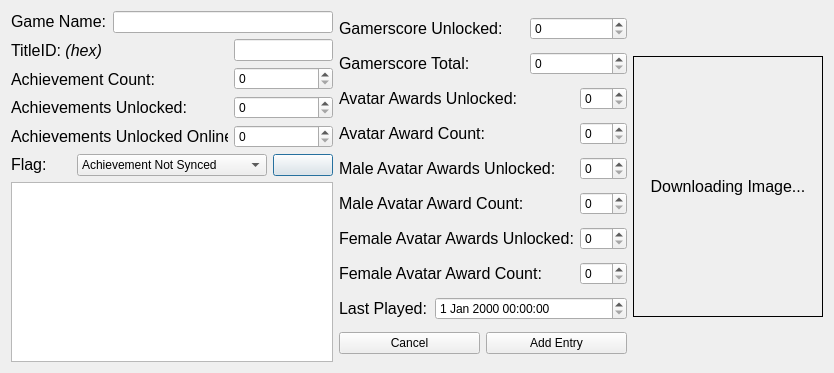
Above: XDBF/titleinjectordialog.ui from hetelek/XDBF-Manager before the change. Below: the same form after it.
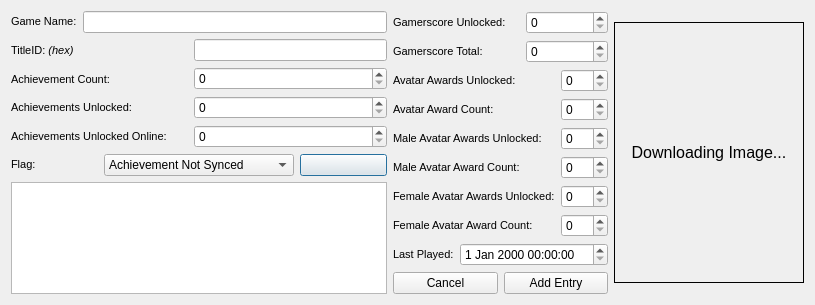
That is the form after the change. Icons and pictures are not drawn.

```diff
--- a/XDBF/titleinjectordialog.ui
+++ b/XDBF/titleinjectordialog.ui
@@ -6,10 +6,15 @@
    <rect>
     <x>0</x>
     <y>0</y>
-    <width>834</width>
-    <height>373</height>
+    <width>815</width>
+    <height>280</height>
    </rect>
   </property>
+  <property name="font">
+   <font>
+    <family>Arial</family>
+   </font>
+  </property>
   <property name="windowTitle">
    <string>Title Adder Dialog</string>
   </property>
@@ -22,17 +27,27 @@
         <layout class="QHBoxLayout" name="horizontalLayout">
          <item>
           <widget class="QLabel" name="label">
+           <property name="font">
+            <font>
+             <family>Arial</family>
+            </font>
+           </property>
            <property name="text">
             <string>&lt;!DOCTYPE HTML PUBLIC &quot;-//W3C//DTD HTML 4.0//EN&quot; &quot;http://www.w3.org/TR/REC-html40/strict.dtd&quot;&gt;
 &lt;html&gt;&lt;head&gt;&lt;meta name=&quot;qrichtext&quot; content=&quot;1&quot; /&gt;&lt;style type=&quot;text/css&quot;&gt;
 p, li { white-space: pre-wrap; }
-&lt;/style&gt;&lt;/head&gt;&lt;body style=&quot; font-family:'Lucida Grande'; font-size:13pt; font-weight:400; font-style:normal;&quot;&gt;
-&lt;p style=&quot; margin-top:0px; margin-bottom:0px; margin-left:0px; margin-right:0px; -qt-block-indent:0; text-indent:0px;&quot;&gt;&lt;span style=&quot; font-size:12pt;&quot;&gt;Game Name:&lt;/span&gt;&lt;/p&gt;&lt;/body&gt;&lt;/html&gt;</string>
+&lt;/style&gt;&lt;/head&gt;&lt;body style=&quot; font-family:'Arial'; font-size:8.25pt; font-weight:400; font-style:normal;&quot;&gt;
+&lt;p style=&quot; margin-top:0px; margin-bottom:0px; margin-left:0px; margin-right:0px; -qt-block-indent:0; text-indent:0px;&quot;&gt;&lt;span style=&quot; font-family:'Lucida Grande'; font-size:8pt;&quot;&gt;Game Name:&lt;/span&gt;&lt;/p&gt;&lt;/body&gt;&lt;/html&gt;</string>
            </property>
           </widget>
          </item>
          <item>
           <widget class="QLineEdit" name="gameNameTxt">
+           <property name="font">
+            <font>
+             <family>Arial</family>
+            </font>
+           </property>
            <property name="maxLength">
             <number>30</number>
            </property>
@@ -46,23 +61,33 @@
           <layout class="QVBoxLayout" name="verticalLayout_2">
            <item>
             <widget class="QLabel" name="label_2">
+             <property name="font">
+              <font>
+               <family>Arial</family>
+              </font>
+             </property>
              <property name="text">
               <string>&lt;!DOCTYPE HTML PUBLIC &quot;-//W3C//DTD HTML 4.0//EN&quot; &quot;http://www.w3.org/TR/REC-html40/strict.dtd&quot;&gt;
 &lt;html&gt;&lt;head&gt;&lt;meta name=&quot;qrichtext&quot; content=&quot;1&quot; /&gt;&lt;style type=&quot;text/css&quot;&gt;
 p, li { white-space: pre-wrap; }
-&lt;/style&gt;&lt;/head&gt;&lt;body style=&quot; font-family:'Lucida Grande'; font-size:13pt; font-weight:400; font-style:normal;&quot;&gt;
-&lt;p style=&quot; margin-top:0px; margin-bottom:0px; margin-left:0px; margin-right:0px; -qt-block-indent:0; text-indent:0px;&quot;&gt;&lt;span style=&quot; font-family:'MS Shell Dlg 2'; font-size:12pt;&quot;&gt;TitleID: &lt;/span&gt;&lt;span style=&quot; font-family:'MS Shell Dlg 2'; font-size:12pt; font-style:italic;&quot;&gt;(hex)&lt;/span&gt;&lt;/p&gt;&lt;/body&gt;&lt;/html&gt;</string>
+&lt;/style&gt;&lt;/head&gt;&lt;body style=&quot; font-family:'Arial'; font-size:8.25pt; font-weight:400; font-style:normal;&quot;&gt;
+&lt;p style=&quot; margin-top:0px; margin-bottom:0px; margin-left:0px; margin-right:0px; -qt-block-indent:0; text-indent:0px;&quot;&gt;&lt;span style=&quot; font-family:'MS Shell Dlg 2'; font-size:8pt;&quot;&gt;TitleID: &lt;/span&gt;&lt;span style=&quot; font-family:'MS Shell Dlg 2'; font-size:8pt; font-style:italic;&quot;&gt;(hex)&lt;/span&gt;&lt;/p&gt;&lt;/body&gt;&lt;/html&gt;</string>
              </property>
             </widget>
            </item>
            <item>
             <widget class="QLabel" name="label_3">
+             <property name="font">
+              <font>
+               <family>Arial</family>
+              </font>
+             </property>
              <property name="text">
               <string>&lt;!DOCTYPE HTML PUBLIC &quot;-//W3C//DTD HTML 4.0//EN&quot; &quot;http://www.w3.org/TR/REC-html40/strict.dtd&quot;&gt;
 &lt;html&gt;&lt;head&gt;&lt;meta name=&quot;qrichtext&quot; content=&quot;1&quot; /&gt;&lt;style type=&quot;text/css&quot;&gt;
 p, li { white-space: pre-wrap; }
-&lt;/style&gt;&lt;/head&gt;&lt;body style=&quot; font-family:'Lucida Grande'; font-size:13pt; font-weight:400; font-style:normal;&quot;&gt;
-&lt;p style=&quot; margin-top:0px; margin-bottom:0px; margin-left:0px; margin-right:0px; -qt-block-indent:0; text-indent:0px;&quot;&gt;&lt;span style=&quot; font-family:'MS Shell Dlg 2'; font-size:12pt;&quot;&gt;Achievement Count:&lt;/span&gt;&lt;/p&gt;&lt;/body&gt;&lt;/html&gt;</string>
+&lt;/style&gt;&lt;/head&gt;&lt;body style=&quot; font-family:'Arial'; font-size:8.25pt; font-weight:400; font-style:normal;&quot;&gt;
+&lt;p style=&quot; margin-top:0px; margin-bottom:0px; margin-left:0px; margin-right:0px; -qt-block-indent:0; text-indent:0px;&quot;&gt;&lt;span style=&quot; font-family:'MS Shell Dlg 2'; font-size:8pt;&quot;&gt;Achievement Count:&lt;/span&gt;&lt;/p&gt;&lt;/body&gt;&lt;/html&gt;</string>
              </property>
             </widget>
            </item>
@@ -70,6 +95,7 @@
             <widget class="QLabel" name="label_4">
              <property name="font">
               <font>
+               <family>Arial</family>
                <stylestrategy>PreferDefault</stylestrategy>
               </font>
              </property>
@@ -77,8 +103,8 @@
               <string>&lt;!DOCTYPE HTML PUBLIC &quot;-//W3C//DTD HTML 4.0//EN&quot; &quot;http://www.w3.org/TR/REC-html40/strict.dtd&quot;&gt;
 &lt;html&gt;&lt;head&gt;&lt;meta name=&quot;qrichtext&quot; content=&quot;1&quot; /&gt;&lt;style type=&quot;text/css&quot;&gt;
 p, li { white-space: pre-wrap; }
-&lt;/style&gt;&lt;/head&gt;&lt;body style=&quot; font-family:'Lucida Grande'; font-size:13pt; font-weight:400; font-style:normal;&quot;&gt;
-&lt;p style=&quot; margin-top:0px; margin-bottom:0px; margin-left:0px; margin-right:0px; -qt-block-indent:0; text-indent:0px;&quot;&gt;&lt;span style=&quot; font-family:'MS Shell Dlg 2'; font-size:12pt;&quot;&gt;Achievements Unlocked:&lt;/span&gt;&lt;/p&gt;&lt;/body&gt;&lt;/html&gt;</string>
+&lt;/style&gt;&lt;/head&gt;&lt;body style=&quot; font-family:'Arial'; font-size:8.25pt; font-weight:400; font-style:normal;&quot;&gt;
+&lt;p style=&quot; margin-top:0px; margin-bottom:0px; margin-left:0px; margin-right:0px; -qt-block-indent:0; text-indent:0px;&quot;&gt;&lt;span style=&quot; font-family:'MS Shell Dlg 2'; font-size:8pt;&quot;&gt;Achievements Unlocked:&lt;/span&gt;&lt;/p&gt;&lt;/body&gt;&lt;/html&gt;</string>
              </property>
             </widget>
            </item>
@@ -92,6 +118,7 @@
              </property>
              <property name="font">
               <font>
+               <family>Arial</family>
                <pointsize>12</pointsize>
               </font>
              </property>
@@ -99,8 +126,8 @@
               <string>&lt;!DOCTYPE HTML PUBLIC &quot;-//W3C//DTD HTML 4.0//EN&quot; &quot;http://www.w3.org/TR/REC-html40/strict.dtd&quot;&gt;
 &lt;html&gt;&lt;head&gt;&lt;meta name=&quot;qrichtext&quot; content=&quot;1&quot; /&gt;&lt;style type=&quot;text/css&quot;&gt;
 p, li { white-space: pre-wrap; }
-&lt;/style&gt;&lt;/head&gt;&lt;body style=&quot; font-family:'Lucida Grande'; font-size:12pt; font-weight:400; font-style:normal;&quot;&gt;
-&lt;p style=&quot; margin-top:0px; margin-bottom:0px; margin-left:0px; margin-right:0px; -qt-block-indent:0; text-indent:0px;&quot;&gt;Achievements Unlocked Online:&lt;/p&gt;&lt;/body&gt;&lt;/html&gt;</string>
+&lt;/style&gt;&lt;/head&gt;&lt;body style=&quot; font-family:'Arial'; font-size:12pt; font-weight:400; font-style:normal;&quot;&gt;
+&lt;p style=&quot; margin-top:0px; margin-bottom:0px; margin-left:0px; margin-right:0px; -qt-block-indent:0; text-indent:0px;&quot;&gt;&lt;span style=&quot; font-family:'Lucida Grande'; font-size:8pt;&quot;&gt;Achievements Unlocked Online:&lt;/span&gt;&lt;/p&gt;&lt;/body&gt;&lt;/html&gt;</string>
              </property>
             </widget>
            </item>
@@ -110,6 +137,11 @@
           <layout class="QVBoxLayout" name="verticalLayout">
            <item>
             <widget class="QLineEdit" name="titleID">
+             <property name="font">
+              <font>
+               <family>Arial</family>
+              </font>
+             </property>
              <property name="maxLength">
               <number>8</number>
              </property>
@@ -117,6 +149,11 @@
            </item>
            <item>
             <widget class="QSpinBox" name="chievCount">
+             <property name="font">
+              <font>
+               <family>Arial</family>
+              </font>
+             </property>
              <property name="maximum">
               <number>2147483647</number>
              </property>
@@ -124,13 +161,24 @@
            </item>
            <item>
             <widget class="QSpinBox" name="chievsUnlocked">
+             <property name="font">
+              <font>
+               <family>Arial</family>
+              </font>
+             </property>
              <property name="maximum">
               <number>2147483647</number>
              </property>
             </widget>
            </item>
            <item>
-            <widget class="QSpinBox" name="chievsUnlockedOnline"/>
+            <widget class="QSpinBox" name="chievsUnlockedOnline">
+             <property name="font">
+              <font>
+               <family>Arial</family>
+              </font>
+             </property>
+            </widget>
            </item>
           </layout>
          </item>
@@ -144,17 +192,27 @@
         <layout class="QHBoxLayout" name="horizontalLayout_6">
          <item>
           <widget class="QLabel" name="label_14">
+           <property name="font">
+            <font>
+             <family>Arial</family>
+            </font>
+           </property>
            <property name="text">
             <string>&lt;!DOCTYPE HTML PUBLIC &quot;-//W3C//DTD HTML 4.0//EN&quot; &quot;http://www.w3.org/TR/REC-html40/strict.dtd&quot;&gt;
 &lt;html&gt;&lt;head&gt;&lt;meta name=&quot;qrichtext&quot; content=&quot;1&quot; /&gt;&lt;style type=&quot;text/css&quot;&gt;
 p, li { white-space: pre-wrap; }
-&lt;/style&gt;&lt;/head&gt;&lt;body style=&quot; font-family:'Lucida Grande'; font-size:13pt; font-weight:400; font-style:normal;&quot;&gt;
-&lt;p style=&quot; margin-top:0px; margin-bottom:0px; margin-left:0px; margin-right:0px; -qt-block-indent:0; text-indent:0px;&quot;&gt;&lt;span style=&quot; font-family:'MS Shell Dlg 2'; font-size:12pt;&quot;&gt;Flag:&lt;/span&gt;&lt;/p&gt;&lt;/body&gt;&lt;/html&gt;</string>
+&lt;/style&gt;&lt;/head&gt;&lt;body style=&quot; font-family:'Arial'; font-size:8.25pt; font-weight:400; font-style:normal;&quot;&gt;
+&lt;p style=&quot; margin-top:0px; margin-bottom:0px; margin-left:0px; margin-right:0px; -qt-block-indent:0; text-indent:0px;&quot;&gt;&lt;span style=&quot; font-family:'MS Shell Dlg 2'; font-size:8pt;&quot;&gt;Flag:&lt;/span&gt;&lt;/p&gt;&lt;/body&gt;&lt;/html&gt;</string>
            </property>
           </widget>
          </item>
          <item>
           <widget class="QComboBox" name="comboBox">
+           <property name="font">
+            <font>
+             <family>Arial</family>
+            </font>
+           </property>
            <item>
             <property name="text">
              <string>Achievement Not Synced</string>
@@ -179,6 +237,11 @@
          </item>
          <item>
           <widget class="QPushButton" name="pushButton">
+           <property name="font">
+            <font>
+             <family>Arial</family>
+            </font>
+           </property>
            <property name="text">
             <string/>
            </property>
@@ -201,17 +264,27 @@
     <layout class="QGridLayout" name="gridLayout">
      <item row="0" column="0" colspan="2">
       <widget class="QLabel" name="label_6">
+       <property name="font">
+        <font>
+         <family>Arial</family>
+        </font>
+       </property>
        <property name="text">
         <string>&lt;!DOCTYPE HTML PUBLIC &quot;-//W3C//DTD HTML 4.0//EN&quot; &quot;http://www.w3.org/TR/REC-html40/strict.dtd&quot;&gt;
 &lt;html&gt;&lt;head&gt;&lt;meta name=&quot;qrichtext&quot; content=&quot;1&quot; /&gt;&lt;style type=&quot;text/css&quot;&gt;
 p, li { white-space: pre-wrap; }
-&lt;/style&gt;&lt;/head&gt;&lt;body style=&quot; font-family:'Lucida Grande'; font-size:13pt; font-weight:400; font-style:normal;&quot;&gt;
-&lt;p style=&quot; margin-top:0px; margin-bottom:0px; margin-left:0px; margin-right:0px; -qt-block-indent:0; text-indent:0px;&quot;&gt;&lt;span style=&quot; font-family:'MS Shell Dlg 2'; font-size:12pt;&quot;&gt;Gamerscore Unlocked:&lt;/span&gt;&lt;/p&gt;&lt;/body&gt;&lt;/html&gt;</string>
+&lt;/style&gt;&lt;/head&gt;&lt;body style=&quot; font-family:'Arial'; font-size:8.25pt; font-weight:400; font-style:normal;&quot;&gt;
+&lt;p style=&quot; margin-top:0px; margin-bottom:0px; margin-left:0px; margin-right:0px; -qt-block-indent:0; text-indent:0px;&quot;&gt;&lt;span style=&quot; font-family:'MS Shell Dlg 2'; font-size:8pt;&quot;&gt;Gamerscore Unlocked:&lt;/span&gt;&lt;/p&gt;&lt;/body&gt;&lt;/html&gt;</string>
        </property>
       </widget>
      </item>
      <item row="0" column="2" colspan="2">
       <widget class="QSpinBox" name="gamerscore">
+       <property name="font">
+        <font>
+         <family>Arial</family>
+        </font>
+       </property>
        <property name="maximum">
         <number>2147483647</number>
        </property>
@@ -219,17 +292,27 @@
      </item>
      <item row="1" column="0" colspan="2">
       <widget class="QLabel" name="label_5">
+       <property name="font">
+        <font>
+         <family>Arial</family>
+        </font>
+       </property>
        <property name="text">
         <string>&lt;!DOCTYPE HTML PUBLIC &quot;-//W3C//DTD HTML 4.0//EN&quot; &quot;http://www.w3.org/TR/REC-html40/strict.dtd&quot;&gt;
 &lt;html&gt;&lt;head&gt;&lt;meta name=&quot;qrichtext&quot; content=&quot;1&quot; /&gt;&lt;style type=&quot;text/css&quot;&gt;
 p, li { white-space: pre-wrap; }
-&lt;/style&gt;&lt;/head&gt;&lt;body style=&quot; font-family:'Lucida Grande'; font-size:13pt; font-weight:400; font-style:normal;&quot;&gt;
-&lt;p style=&quot; margin-top:0px; margin-bottom:0px; margin-left:0px; margin-right:0px; -qt-block-indent:0; text-indent:0px;&quot;&gt;&lt;span style=&quot; font-family:'MS Shell Dlg 2'; font-size:12pt;&quot;&gt;Gamerscore Total:&lt;/span&gt;&lt;/p&gt;&lt;/body&gt;&lt;/html&gt;</string>
+&lt;/style&gt;&lt;/head&gt;&lt;body style=&quot; font-family:'Arial'; font-size:8.25pt; font-weight:400; font-style:normal;&quot;&gt;
+&lt;p style=&quot; margin-top:0px; margin-bottom:0px; margin-left:0px; margin-right:0px; -qt-block-indent:0; text-indent:0px;&quot;&gt;&lt;span style=&quot; font-family:'MS Shell Dlg 2'; font-size:8pt;&quot;&gt;Gamerscore Total:&lt;/span&gt;&lt;/p&gt;&lt;/body&gt;&lt;/html&gt;</string>
        </property>
       </widget>
      </item>
      <item row="1" column="2" colspan="2">
       <widget class="QSpinBox" name="gamerscoreUnlocked">
+       <property name="font">
+        <font>
+         <family>Arial</family>
+        </font>
+       </property>
        <property name="maximum">
         <number>2147483647</number>
        </property>
@@ -237,17 +320,27 @@
      </item>
      <item row="2" column="0" colspan="2">
       <widget class="QLabel" name="label_7">
+       <property name="font">
+        <font>
+         <family>Arial</family>
+        </font>
+       </property>
        <property name="text">
         <string>&lt;!DOCTYPE HTML PUBLIC &quot;-//W3C//DTD HTML 4.0//EN&quot; &quot;http://www.w3.org/TR/REC-html40/strict.dtd&quot;&gt;
 &lt;html&gt;&lt;head&gt;&lt;meta name=&quot;qrichtext&quot; content=&quot;1&quot; /&gt;&lt;style type=&quot;text/css&quot;&gt;
 p, li { white-space: pre-wrap; }
-&lt;/style&gt;&lt;/head&gt;&lt;body style=&quot; font-family:'Lucida Grande'; font-size:13pt; font-weight:400; font-style:normal;&quot;&gt;
-&lt;p style=&quot; margin-top:0px; margin-bottom:0px; margin-left:0px; margin-right:0px; -qt-block-indent:0; text-indent:0px;&quot;&gt;&lt;span style=&quot; font-family:'MS Shell Dlg 2'; font-size:12pt;&quot;&gt;Avatar Awards Unlocked:&lt;/span&gt;&lt;/p&gt;&lt;/body&gt;&lt;/html&gt;</string>
+&lt;/style&gt;&lt;/head&gt;&lt;body style=&quot; font-family:'Arial'; font-size:8.25pt; font-weight:400; font-style:normal;&quot;&gt;
+&lt;p style=&quot; margin-top:0px; margin-bottom:0px; margin-left:0px; margin-right:0px; -qt-block-indent:0; text-indent:0px;&quot;&gt;&lt;span style=&quot; font-family:'MS Shell Dlg 2'; font-size:8pt;&quot;&gt;Avatar Awards Unlocked:&lt;/span&gt;&lt;/p&gt;&lt;/body&gt;&lt;/html&gt;</string>
        </property>
       </widget>
      </item>
      <item row="2" column="3">
       <widget class="QSpinBox" name="aaUnlocked">
+       <property name="font">
+        <font>
+         <family>Arial</family>
+        </font>
+       </property>
        <property name="maximum">
         <number>255</number>
        </property>
@@ -255,17 +348,27 @@
      </item>
      <item row="3" column="0" colspan="2">
       <widget class="QLabel" name="label_8">
+       <property name="font">
+        <font>
+         <family>Arial</family>
+        </font>
+       </property>
        <property name="text">
         <string>&lt;!DOCTYPE HTML PUBLIC &quot;-//W3C//DTD HTML 4.0//EN&quot; &quot;http://www.w3.org/TR/REC-html40/strict.dtd&quot;&gt;
 &lt;html&gt;&lt;head&gt;&lt;meta name=&quot;qrichtext&quot; content=&quot;1&quot; /&gt;&lt;style type=&quot;text/css&quot;&gt;
 p, li { white-space: pre-wrap; }
-&lt;/style&gt;&lt;/head&gt;&lt;body style=&quot; font-family:'Lucida Grande'; font-size:13pt; font-weight:400; font-style:normal;&quot;&gt;
-&lt;p style=&quot; margin-top:0px; margin-bottom:0px; margin-left:0px; margin-right:0px; -qt-block-indent:0; text-indent:0px;&quot;&gt;&lt;span style=&quot; font-family:'MS Shell Dlg 2'; font-size:12pt;&quot;&gt;Avatar Award Count:&lt;/span&gt;&lt;/p&gt;&lt;/body&gt;&lt;/html&gt;</string>
+&lt;/style&gt;&lt;/head&gt;&lt;body style=&quot; font-family:'Arial'; font-size:8.25pt; font-weight:400; font-style:normal;&quot;&gt;
+&lt;p style=&quot; margin-top:0px; margin-bottom:0px; margin-left:0px; margin-right:0px; -qt-block-indent:0; text-indent:0px;&quot;&gt;&lt;span style=&quot; font-family:'MS Shell Dlg 2'; font-size:8pt;&quot;&gt;Avatar Award Count:&lt;/span&gt;&lt;/p&gt;&lt;/body&gt;&lt;/html&gt;</string>
        </property>
       </widget>
      </item>
      <item row="3" column="3">
       <widget class="QSpinBox" name="aaCount">
+       <property name="font">
+        <font>
+         <family>Arial</family>
+        </font>
+       </property>
        <property name="maximum">
         <number>255</number>
        </property>
@@ -273,17 +376,27 @@
      </item>
      <item row="4" column="0" colspan="3">
       <widget class="QLabel" name="label_9">
+       <property name="font">
+        <font>
+         <family>Arial</family>
+        </font>
+       </property>
        <property name="text">
         <string>&lt;!DOCTYPE HTML PUBLIC &quot;-//W3C//DTD HTML 4.0//EN&quot; &quot;http://www.w3.org/TR/REC-html40/strict.dtd&quot;&gt;
 &lt;html&gt;&lt;head&gt;&lt;meta name=&quot;qrichtext&quot; content=&quot;1&quot; /&gt;&lt;style type=&quot;text/css&quot;&gt;
 p, li { white-space: pre-wrap; }
-&lt;/style&gt;&lt;/head&gt;&lt;body style=&quot; font-family:'Lucida Grande'; font-size:13pt; font-weight:400; font-style:normal;&quot;&gt;
-&lt;p style=&quot; margin-top:0px; margin-bottom:0px; margin-left:0px; margin-right:0px; -qt-block-indent:0; text-indent:0px;&quot;&gt;&lt;span style=&quot; font-family:'MS Shell Dlg 2'; font-size:12pt;&quot;&gt;Male Avatar Awards Unlocked:&lt;/span&gt;&lt;/p&gt;&lt;/body&gt;&lt;/html&gt;</string>
+&lt;/style&gt;&lt;/head&gt;&lt;body style=&quot; font-family:'Arial'; font-size:8.25pt; font-weight:400; font-style:normal;&quot;&gt;
+&lt;p style=&quot; margin-top:0px; margin-bottom:0px; margin-left:0px; margin-right:0px; -qt-block-indent:0; text-indent:0px;&quot;&gt;&lt;span style=&quot; font-family:'MS Shell Dlg 2'; font-size:8pt;&quot;&gt;Male Avatar Awards Unlocked:&lt;/span&gt;&lt;/p&gt;&lt;/body&gt;&lt;/html&gt;</string>
        </property>
       </widget>
      </item>
      <item row="4" column="3">
       <widget class="QSpinBox" name="aaMaleUnlocked">
+       <property name="font">
+        <font>
+         <family>Arial</family>
+        </font>
+       </property>
        <property name="maximum">
         <number>255</number>
        </property>
@@ -291,17 +404,27 @@
      </item>
      <item row="5" column="0" colspan="2">
       <widget class="QLabel" name="label_10">
+       <property name="font">
+        <font>
+         <family>Arial</family>
+        </font>
+       </property>
        <property name="text">
         <string>&lt;!DOCTYPE HTML PUBLIC &quot;-//W3C//DTD HTML 4.0//EN&quot; &quot;http://www.w3.org/TR/REC-html40/strict.dtd&quot;&gt;
 &lt;html&gt;&lt;head&gt;&lt;meta name=&quot;qrichtext&quot; content=&quot;1&quot; /&gt;&lt;style type=&quot;text/css&quot;&gt;
 p, li { white-space: pre-wrap; }
-&lt;/style&gt;&lt;/head&gt;&lt;body style=&quot; font-family:'Lucida Grande'; font-size:13pt; font-weight:400; font-style:normal;&quot;&gt;
-&lt;p style=&quot; margin-top:0px; margin-bottom:0px; margin-left:0px; margin-right:0px; -qt-block-indent:0; text-indent:0px;&quot;&gt;&lt;span style=&quot; font-family:'MS Shell Dlg 2'; font-size:12pt;&quot;&gt;Male Avatar Award Count:&lt;/span&gt;&lt;/p&gt;&lt;/body&gt;&lt;/html&gt;</string>
+&lt;/style&gt;&lt;/head&gt;&lt;body style=&quot; font-family:'Arial'; font-size:8.25pt; font-weight:400; font-style:normal;&quot;&gt;
+&lt;p style=&quot; margin-top:0px; margin-bottom:0px; margin-left:0px; margin-right:0px; -qt-block-indent:0; text-indent:0px;&quot;&gt;&lt;span style=&quot; font-family:'MS Shell Dlg 2'; font-size:8pt;&quot;&gt;Male Avatar Award Count:&lt;/span&gt;&lt;/p&gt;&lt;/body&gt;&lt;/html&gt;</string>
        </property>
       </widget>
      </item>
      <item row="5" column="3">
       <widget class="QSpinBox" name="aaMaleCount">
+       <property name="font">
+        <font>
+         <family>Arial</family>
+        </font>
+       </property>
        <property name="maximum">
         <number>255</number>
        </property>
@@ -309,17 +432,27 @@
      </item>
      <item row="6" column="0" colspan="3">
       <widget class="QLabel" name="label_11">
+       <property name="font">
+        <font>
+         <family>Arial</family>
+        </font>
+       </property>
        <property name="text">
         <string>&lt;!DOCTYPE HTML PUBLIC &quot;-//W3C//DTD HTML 4.0//EN&quot; &quot;http://www.w3.org/TR/REC-html40/strict.dtd&quot;&gt;
 &lt;html&gt;&lt;head&gt;&lt;meta name=&quot;qrichtext&quot; content=&quot;1&quot; /&gt;&lt;style type=&quot;text/css&quot;&gt;
 p, li { white-space: pre-wrap; }
-&lt;/style&gt;&lt;/head&gt;&lt;body style=&quot; font-family:'Lucida Grande'; font-size:13pt; font-weight:400; font-style:normal;&quot;&gt;
-&lt;p style=&quot; margin-top:0px; margin-bottom:0px; margin-left:0px; margin-right:0px; -qt-block-indent:0; text-indent:0px;&quot;&gt;&lt;span style=&quot; font-family:'MS Shell Dlg 2'; font-size:12pt;&quot;&gt;Female Avatar Awards Unlocked:&lt;/span&gt;&lt;/p&gt;&lt;/body&gt;&lt;/html&gt;</string>
+&lt;/style&gt;&lt;/head&gt;&lt;body style=&quot; font-family:'Arial'; font-size:8.25pt; font-weight:400; font-style:normal;&quot;&gt;
+&lt;p style=&quot; margin-top:0px; margin-bottom:0px; margin-left:0px; margin-right:0px; -qt-block-indent:0; text-indent:0px;&quot;&gt;&lt;span style=&quot; font-family:'MS Shell Dlg 2'; font-size:8pt;&quot;&gt;Female Avatar Awards Unlocked:&lt;/span&gt;&lt;/p&gt;&lt;/body&gt;&lt;/html&gt;</string>
        </property>
       </widget>
      </item>
      <item row="6" column="3">
       <widget class="QSpinBox" name="aaFemaleUnlocked">
+       <property name="font">
+        <font>
+         <family>Arial</family>
+        </font>
+       </property>
        <property name="maximum">
         <number>255</number>
        </property>
@@ -327,17 +460,27 @@
      </item>
      <item row="7" column="0" colspan="3">
       <widget class="QLabel" name="label_12">
+       <property name="font">
+        <font>
+         <family>Arial</family>
+        </font>
+       </property>
        <property name="text">
         <string>&lt;!DOCTYPE HTML PUBLIC &quot;-//W3C//DTD HTML 4.0//EN&quot; &quot;http://www.w3.org/TR/REC-html40/strict.dtd&quot;&gt;
 &lt;html&gt;&lt;head&gt;&lt;meta name=&quot;qrichtext&quot; content=&quot;1&quot; /&gt;&lt;style type=&quot;text/css&quot;&gt;
 p, li { white-space: pre-wrap; }
-&lt;/style&gt;&lt;/head&gt;&lt;body style=&quot; font-family:'Lucida Grande'; font-size:13pt; font-weight:400; font-style:normal;&quot;&gt;
-&lt;p style=&quot; margin-top:0px; margin-bottom:0px; margin-left:0px; margin-right:0px; -qt-block-indent:0; text-indent:0px;&quot;&gt;&lt;span style=&quot; font-family:'MS Shell Dlg 2'; font-size:12pt;&quot;&gt;Female Avatar Award Count:&lt;/span&gt;&lt;/p&gt;&lt;/body&gt;&lt;/html&gt;</string>
+&lt;/style&gt;&lt;/head&gt;&lt;body style=&quot; font-family:'Arial'; font-size:8.25pt; font-weight:400; font-style:normal;&quot;&gt;
+&lt;p style=&quot; margin-top:0px; margin-bottom:0px; margin-left:0px; margin-right:0px; -qt-block-indent:0; text-indent:0px;&quot;&gt;&lt;span style=&quot; font-family:'MS Shell Dlg 2'; font-size:8pt;&quot;&gt;Female Avatar Award Count:&lt;/span&gt;&lt;/p&gt;&lt;/body&gt;&lt;/html&gt;</string>
        </property>
       </widget>
      </item>
      <item row="7" column="3">
       <widget class="QSpinBox" name="aaFemaleCount">
+       <property name="font">
+        <font>
+         <family>Arial</family>
+        </font>
+       </property>
        <property name="maximum">
         <number>255</number>
        </property>
@@ -345,22 +488,38 @@
      </item>
      <item row="8" column="0">
       <widget class="QLabel" name="label_13">
+       <property name="font">
+        <font>
+         <family>Arial</family>
+        </font>
+       </property>
        <property name="text">
         <string>&lt;!DOCTYPE HTML PUBLIC &quot;-//W3C//DTD HTML 4.0//EN&quot; &quot;http://www.w3.org/TR/REC-html40/strict.dtd&quot;&gt;
 &lt;html&gt;&lt;head&gt;&lt;meta name=&quot;qrichtext&quot; content=&quot;1&quot; /&gt;&lt;style type=&quot;text/css&quot;&gt;
 p, li { white-space: pre-wrap; }
-&lt;/style&gt;&lt;/head&gt;&lt;body style=&quot; font-family:'Lucida Grande'; font-size:13pt; font-weight:400; font-style:normal;&quot;&gt;
-&lt;p style=&quot; margin-top:0px; margin-bottom:0px; margin-left:0px; margin-right:0px; -qt-block-indent:0; text-indent:0px;&quot;&gt;&lt;span style=&quot; font-family:'MS Shell Dlg 2'; font-size:12pt;&quot;&gt;Last Played:&lt;/span&gt;&lt;/p&gt;&lt;/body&gt;&lt;/html&gt;</string>
+&lt;/style&gt;&lt;/head&gt;&lt;body style=&quot; font-family:'Arial'; font-size:8.25pt; font-weight:400; font-style:normal;&quot;&gt;
+&lt;p style=&quot; margin-top:0px; margin-bottom:0px; margin-left:0px; margin-right:0px; -qt-block-indent:0; text-indent:0px;&quot;&gt;&lt;span style=&quot; font-family:'MS Shell Dlg 2'; font-size:8pt;&quot;&gt;Last Played:&lt;/span&gt;&lt;/p&gt;&lt;/body&gt;&lt;/html&gt;</string>
        </property>
       </widget>
      </item>
      <item row="8" column="1" colspan="3">
-      <widget class="QDateTimeEdit" name="dateTimeEdit"/>
+      <widget class="QDateTimeEdit" name="dateTimeEdit">
+       <property name="font">
+        <font>
+         <family>Arial</family>
+        </font>
+       </property>
+      </widget>
      </item>
      <item row="9" column="0" colspan="4">
       <layout class="QHBoxLayout" name="horizontalLayout_7">
        <item>
         <widget class="QPushButton" name="pushButton_3">
+         <property name="font">
+          <font>
+           <family>Arial</family>
+          </font>
+         </property>
          <property name="text">
           <string>Cancel</string>
          </property>
@@ -375,6 +534,11 @@
        </item>
        <item>
         <widget class="QPushButton" name="pushButton_2">
+         <property name="font">
+          <font>
+           <family>Arial</family>
+          </font>
+         </property>
          <property name="text">
           <string>Add Entry</string>
          </property>
```
